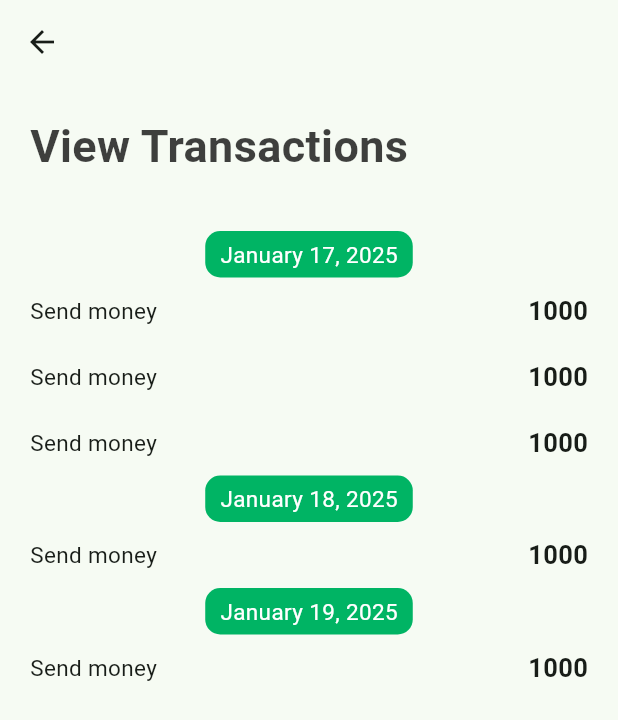
After one commit to myteddy15/send_money_app, a Flutter app: the screen it shows after launch, after a tap on "Log in", after a tap on "View Transactions", on a phone screen of 412 x 824 dp. The commit adds this screen. Shown: the top 720 px of the screen. Run offline on Flutter 3.47's test engine with Material 3 defaults, Android fonts, the phone set to English and light mode, and no system bars; our stand-ins replace font_awesome_flutter.

Commit message:
Refactor common widgets

```diff
--- a/lib/views/screens/dashboard.dart
+++ b/lib/views/screens/dashboard.dart
@@ -1,6 +1,8 @@
 import 'package:flutter/material.dart';
 import 'package:font_awesome_flutter/font_awesome_flutter.dart';
 import 'package:send_money_app/utils/nav_routes.dart';
+
+import '../widgets/custom_elavated_button.dart';
 
 class DashboardScreen extends StatelessWidget {
   const DashboardScreen({super.key});
@@ -57,38 +59,22 @@ class DashboardScreen extends StatelessWidget {
               ),
             ),
             const SizedBox(height: 50),
-            SizedBox(
-              width: double.maxFinite,
+            CustomElavatedButton(
               height: 50,
-              child: ElevatedButton.icon(
               icon: const FaIcon(FontAwesomeIcons.paperPlane),
-                onPressed: () {
+              callback: () {
                 Navigator.pushNamed(context, NavRoutes.sendMoney);
               },
-                label: Text(
-                  "Send Money",
-                  style: const TextStyle().copyWith(
-                    fontSize: 16
-                  ),
-                ),
-              ),
+              labelText: "Send Money"
             ),
             const SizedBox(height: 20),
-            SizedBox(
-              width: double.maxFinite,
+            CustomElavatedButton(
               height: 50,
-              child: ElevatedButton.icon(
               icon: const FaIcon(FontAwesomeIcons.list),
-                onPressed: () {
+              callback: () {
                 Navigator.pushNamed(context, NavRoutes.viewTransactions);
               },
-                label: Text(
-                  "View Transactions",
-                  style: const TextStyle().copyWith(
-                    fontSize: 16
-                  ),
-                ),
-              ),
+              labelText: "View Transactions"
             )
         ]),
       ),
--- a/lib/views/screens/login.dart
+++ b/lib/views/screens/login.dart
@@ -1,6 +1,8 @@
 import 'package:flutter/material.dart';
 import 'package:font_awesome_flutter/font_awesome_flutter.dart';
 import 'package:send_money_app/utils/nav_routes.dart';
+import 'package:send_money_app/views/widgets/custom_elavated_button.dart';
+import 'package:send_money_app/views/widgets/custom_text_field.dart';
 
 class LoginScreen extends StatefulWidget {
   const LoginScreen({super.key});
@@ -30,34 +32,22 @@ class _LoginScreenState extends State<LoginScreen> {
               FontAwesomeIcons.moneyBill1Wave,
               size: 120),
             const SizedBox(height: 50),
-            TextField(
-              controller: usernameController,
-              decoration: InputDecoration(
-                labelText: "Username",
-                border: const OutlineInputBorder().copyWith(
-                  borderSide: const BorderSide(width: 1.0)
-                )
-              ),
+            CustomTextField(
+              labelText: "Username",
+              controller: usernameController
             ),
             const SizedBox(height: 10),
-            TextField(
-              controller: passwordController,
-              decoration:  InputDecoration(
-                labelText: "Password",
-                border: const OutlineInputBorder().copyWith(
-                  borderSide: const BorderSide(width: 1.0)
-                )
-              ),
+            CustomTextField(
+              labelText: "Password",
+              controller: passwordController
             ),
             const SizedBox(height: 170),
-            SizedBox(
-              width: double.infinity,
+            CustomElavatedButton(
               height: 50,
-              child: ElevatedButton(
-                onPressed: () {
-                  Navigator.pushReplacementNamed(context, NavRoutes.dashboard);
-                },
-                child: const Text("Log in")),
+              callback: () {
+                Navigator.pushReplacementNamed(context, NavRoutes.dashboard);
+              },
+              labelText: "Log in"
             )
           ],
         ),
--- /dev/null
+++ b/lib/views/widgets/custom_elavated_button.dart
@@ -0,0 +1,28 @@
+import 'package:flutter/material.dart';
+
+class CustomElavatedButton extends StatelessWidget {
+  final int height;
+  final Widget? icon;
+  final VoidCallback? callback;
+  final String labelText;
+
+  const CustomElavatedButton({super.key, required this.height, this.icon, required this.callback, required this.labelText});
+
+  @override
+  Widget build(BuildContext context) {
+    return SizedBox(
+      width: double.maxFinite,
+      height: 50,
+      child: ElevatedButton.icon(
+        icon: icon ?? const SizedBox.shrink(),
+        onPressed: callback,
+        label: Text(
+          labelText,
+          style: const TextStyle().copyWith(
+            fontSize: 16
+          ),
+        ),
+      ),
+    );
+  }
+}
--- /dev/null
+++ b/lib/views/widgets/custom_text_field.dart
@@ -0,0 +1,21 @@
+import 'package:flutter/material.dart';
+
+class CustomTextField extends StatelessWidget {
+  final String labelText;
+  final TextEditingController controller;
+
+  const CustomTextField({super.key, required this.labelText, required this.controller});
+
+  @override
+  Widget build(BuildContext context) {
+    return TextField(
+      controller: controller,
+      decoration: InputDecoration(
+        labelText: labelText,
+        border: const OutlineInputBorder().copyWith(
+          borderSide: const BorderSide(width: 1.0)
+        )
+      ),
+    );
+  }
+}
--- /dev/null
+++ b/lib/views/widgets/header_text.dart
@@ -0,0 +1,19 @@
+import 'package:flutter/material.dart';
+
+class HeaderText extends StatelessWidget {
+  final String text;
+  const HeaderText({super.key, required this.text});
+
+  @override
+  Widget build(BuildContext context) {
+    return Text(
+      text,
+      textAlign: TextAlign.start,
+      style: const TextStyle().copyWith(
+        fontSize: 30,
+        fontWeight: FontWeight.bold,
+        color: Colors.black.withOpacity(0.75)
+      ),
+    );
+  }
+}
--- /dev/null
+++ b/lib/views/widgets/transaction_list.dart
@@ -0,0 +1,75 @@
+import 'package:flutter/material.dart';
+
+import '../../models/transactions.dart';
+import 'header_text.dart';
+
+class TransactonList extends StatelessWidget {
+  final List<Transactions> trancationData;
+
+  const TransactonList({super.key, required this.trancationData});
+
+  @override
+  Widget build(BuildContext context) {
+    return Column(
+      crossAxisAlignment: CrossAxisAlignment.start,
+      children: [
+        const HeaderText(text: "View Transactions"),
+        const SizedBox(height: 35),
+        ListView.builder(
+          itemCount: trancationData.length,
+          shrinkWrap: true,
+          itemBuilder: (context, index) {
+            return Column(
+              children: [
+                Container(
+                  decoration: BoxDecoration(
+                    color: Theme.of(context).primaryColor,
+                    borderRadius: BorderRadius.circular(10),
+                  ),
+                  child: Padding(
+                    padding: const EdgeInsets.fromLTRB(10, 5, 10, 5),
+                    child: Text(
+                      trancationData[index].date,
+                      style: const TextStyle().copyWith(
+                        fontSize: 15,
+                        color: Colors.white
+                      ),
+                    ),
+                  ),
+                ),
+                ListView.builder(
+                  physics: const NeverScrollableScrollPhysics(),
+                  shrinkWrap: true,
+                  itemCount: trancationData[index].transactionDetails.length,
+                  itemBuilder: (context, transactionDetailsIndex) {
+                    return Padding(
+                      padding: const EdgeInsets.only(top: 10, bottom: 10),
+                      child: Row(
+                        mainAxisAlignment: MainAxisAlignment.spaceBetween,
+                        children: [
+                          Text(
+                            trancationData[index].transactionDetails[transactionDetailsIndex].name,
+                            style: const TextStyle().copyWith(
+                              fontSize: 15
+                            ),
+                          ),
+                          Text(
+                            trancationData[index].transactionDetails[transactionDetailsIndex].amount,
+                            style: const TextStyle().copyWith(
+                              fontSize: 17,
+                              fontWeight: FontWeight.bold
+                            ),
+                          ),
+                        ],
+                      ),
+                    );
+                  }
+                )
+              ],
+            );
+          }
+        )
+      ]
+    );
+  }
+}
```
Also changed, not shown: lib/views/screens/send_money.dart (+15 -32 lines), lib/views/screens/view_transactions.dart (+2 -69 lines). Lines whose indentation alone changed are shown as unchanged.
